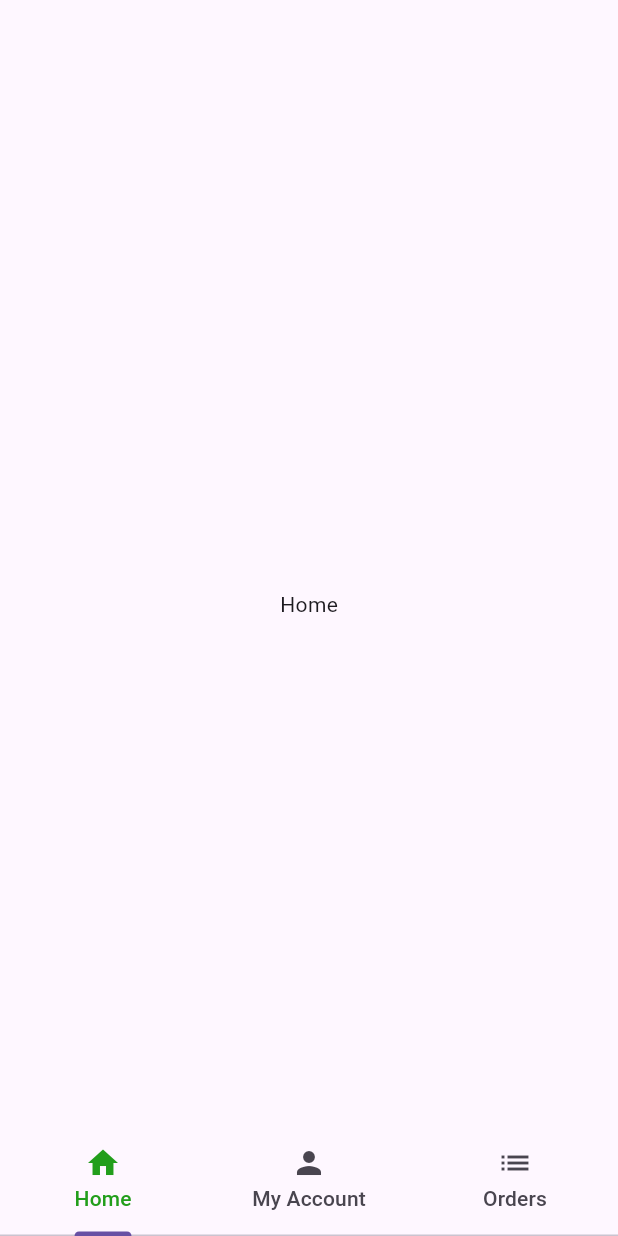
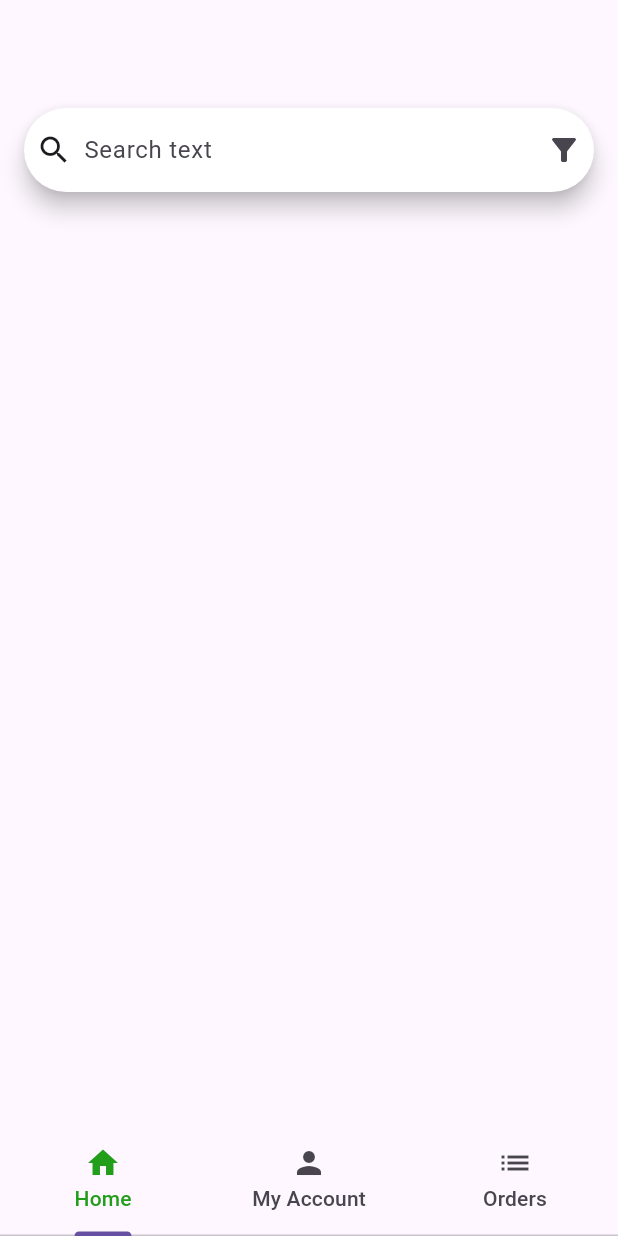
Before and after one commit to darylekarldevera/cubework-app, a Flutter app: the screen it shows after launch, on a phone screen of 412 x 824 dp. Run offline on Flutter 3.47's test engine with Material 3 defaults, Android fonts, the light colour scheme and no system bars.

Commit message:
Create ExploreScreen widget with search functionality and item selection display

```diff
--- a/cubework_app_client/lib/main.dart
+++ b/cubework_app_client/lib/main.dart
@@ -1,3 +1,4 @@
+import 'package:cubework_app_client/screens/explore_screen.dart';
 import 'package:cubework_app_client/screens/my_account_screen.dart';
 import 'package:flutter/material.dart';
 
@@ -19,7 +20,7 @@ class MainApp extends StatelessWidget {
 
   TabBarView get _tabBarView => const TabBarView(
     children: [
-      Center(child: Text("Home")),
+      ExploreScreen(),
       MyAccountScreen(),
       Center(child: Text("Orders")),
     ],
--- /dev/null
+++ b/cubework_app_client/lib/screens/explore_screen.dart
@@ -0,0 +1,85 @@
+import 'package:cubework_app_client/shared/modal/search_modal.dart';
+import 'package:flutter/material.dart';
+
+class ExploreScreen extends StatefulWidget {
+  const ExploreScreen({super.key});
+
+  @override
+  State<ExploreScreen> createState() => _ExploreScreenState();
+}
+
+class _ExploreScreenState extends State<ExploreScreen> {
+  List<Map<String, dynamic>> searchBtn = [
+    {
+      'icon': Icons.search,
+      'textField': "Location",
+    },
+    {
+      'icon': Icons.calendar_today,
+      'textField': "Start Date",
+    },
+    {
+      'icon': Icons.calendar_today,
+      'textField': "End Date",
+    },
+  ];
+
+  @override
+  Widget build(BuildContext context) {
+    return Scaffold(
+        body: Padding(
+            padding: const EdgeInsets.all(16.0),
+            child: SearchAnchor(
+              builder: (BuildContext context, SearchController controller) {
+                return SearchBar(
+                  backgroundColor:
+                      const WidgetStatePropertyAll(Color(0xFFFFFFFF)),
+                  controller: controller,
+                  hintText: "Search text",
+                  leading: const Icon(Icons.search),
+                  trailing: const [Icon(Icons.filter_list_alt)],
+                  onTap: () => {
+                    controller.openView(),
+                  },
+                  onChanged: (value) => {
+                    controller.openView(),
+                  },
+                );
+              },
+              suggestionsBuilder:
+                  (BuildContext context, SearchController controller) {
+                return List<Widget>.from(
+                    searchBtn.map((Map<String, dynamic> btn) {
+                  return Container(
+                    margin: const EdgeInsets.only(left: 20, right: 20, top: 10),
+                    decoration: BoxDecoration(
+                      borderRadius: BorderRadius.circular(10),
+                      color: Colors
+                          .white, // Add the color to the Container for the background
+                    ),
+                    // ClipRRect ensures the ListTile will have rounded corners by clipping it to match the container's borderRadius
+                    child: ClipRRect(
+                      borderRadius: BorderRadius.circular(10),
+                      child: ListTile(
+                        selectedColor: Colors.grey[300],
+                        hoverColor: Colors.grey[300],
+                        leading: Icon(btn["icon"]),
+                        title: Text(btn['textField']),
+                        onTap: () {
+                          void searchBarCloseViewCallback(String text) {
+                            controller.closeView(text);
+                          }
+
+                          SearchModal.show(
+                            context,
+                            searchBarCloseViewCallback,
+                          );
+                        },
+                      ),
+                    ),
+                  );
+                }));
+              },
+            )));
+  }
+}
```
